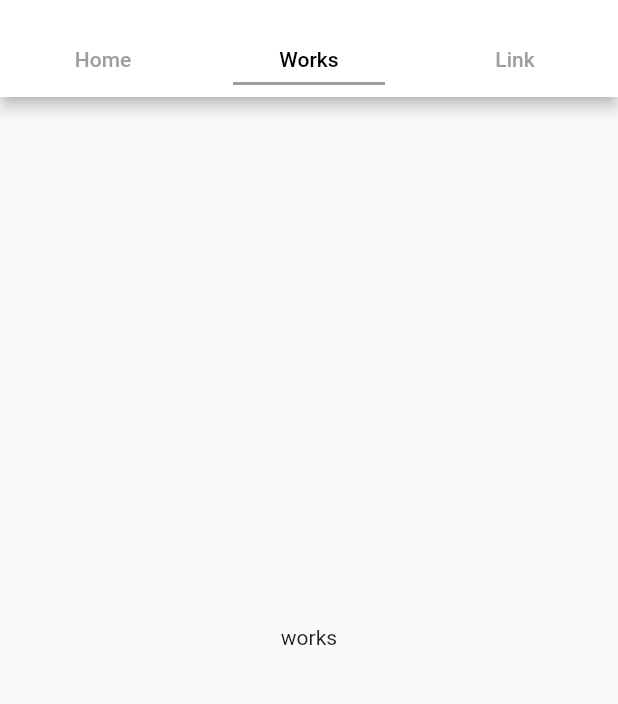
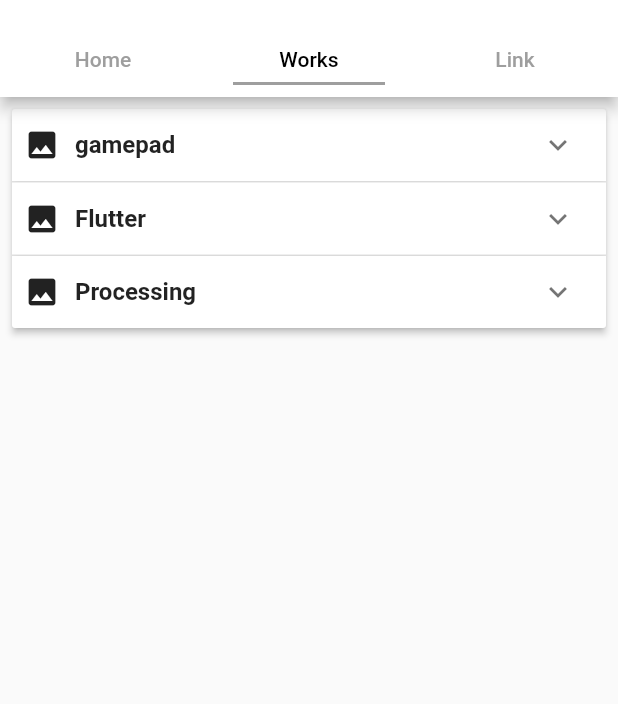
Before and after one commit to tabe0000/portfolio_site_prj, a Flutter app: the screen it shows after launch, tab 2 chosen, on a phone screen of 412 x 824 dp, the part 59-763 px from its top. Run offline on Flutter 3.47's test engine with Material 2 defaults, Android fonts, the phone set to English and light mode, and no system bars; our stand-ins replace font_awesome_flutter, google_fonts; missing offline and left inert: animated_card.

Commit message:
add works framework

```diff
--- a/lib/works.dart
+++ b/lib/works.dart
@@ -1,13 +1,85 @@
 import 'package:flutter/material.dart';
+import 'package:animated_card/animated_card.dart';
+import 'package:font_awesome_flutter/font_awesome_flutter.dart';
 
-class Works extends StatelessWidget {
+class Works extends StatefulWidget {
+  Works({Key key}) : super(key: key);
+
+  @override
+  _WorksState createState() => _WorksState();
+}
+
+class _WorksState extends State<Works> {
+     var _placeList = new List<PlaceItem>();
+
+  @override
+  void initState() {
+    _placeList.add(
+      PlaceItem(false, 'gamepad', 'images/icon.png', FontAwesomeIcons.gamepad),
+    );
+    _placeList.add(
+      PlaceItem(false, 'Flutter', 'images/icon.png', FontAwesomeIcons.gamepad),
+    );
+    _placeList.add(
+      PlaceItem(false, 'Processing', 'images/icon.png', FontAwesomeIcons.gamepad),
+    );
+    super.initState();
+  }
+
   @override
   Widget build(BuildContext context) {
-    return Column(
-      mainAxisAlignment: MainAxisAlignment.center,
-      children: <Widget>[
-        Text("works"),
-      ],
-    );
+
+    return Container(
+        padding: EdgeInsets.all(8.0),
+        child: ListView(
+          children: <Widget>[
+            ExpansionPanelList(
+              expansionCallback: (int index, bool isExpanded) {
+                setState(() {
+                  _placeList[index].isExpanded = !_placeList[index].isExpanded;
+                });
+              },
+              children: _placeList.map(_createPanel).toList(),
+            )
+          ],
+        ),
+      );
   }
 }
+
+
+class PlaceItem {
+  bool isExpanded;
+  String name;
+  String image;
+  IconData icon;
+
+  PlaceItem(this.isExpanded, this.name, this.image, this.icon);
+}
+
+ExpansionPanel _createPanel(PlaceItem place) {
+  return ExpansionPanel(
+    headerBuilder: (BuildContext context, bool isExpanded) {
+      return Container(
+        padding: EdgeInsets.all(8.0),
+        child: Row(
+          children: <Widget>[
+            Padding(
+              padding: EdgeInsets.only(right: 10.0),
+              child: Icon(Icons.image),
+            ),
+            Text(
+              place.name,
+              style: TextStyle(
+                fontSize: 16,
+                fontWeight: FontWeight.bold,
+              ),
+            )
+          ],
+        ),
+      );
+    },
+    body: Image.asset('assets/' + place.image),
+    isExpanded: place.isExpanded,
+  );
+}
--- a/pubspec.yaml
+++ b/pubspec.yaml
@@ -25,6 +25,7 @@ dependencies:
   cupertino_icons: ^0.1.2
   google_fonts:
   font_awesome_flutter:
+  animated_card:
 
 dev_dependencies:
   flutter_test:
```
Also changed, not shown: pubspec.lock.
